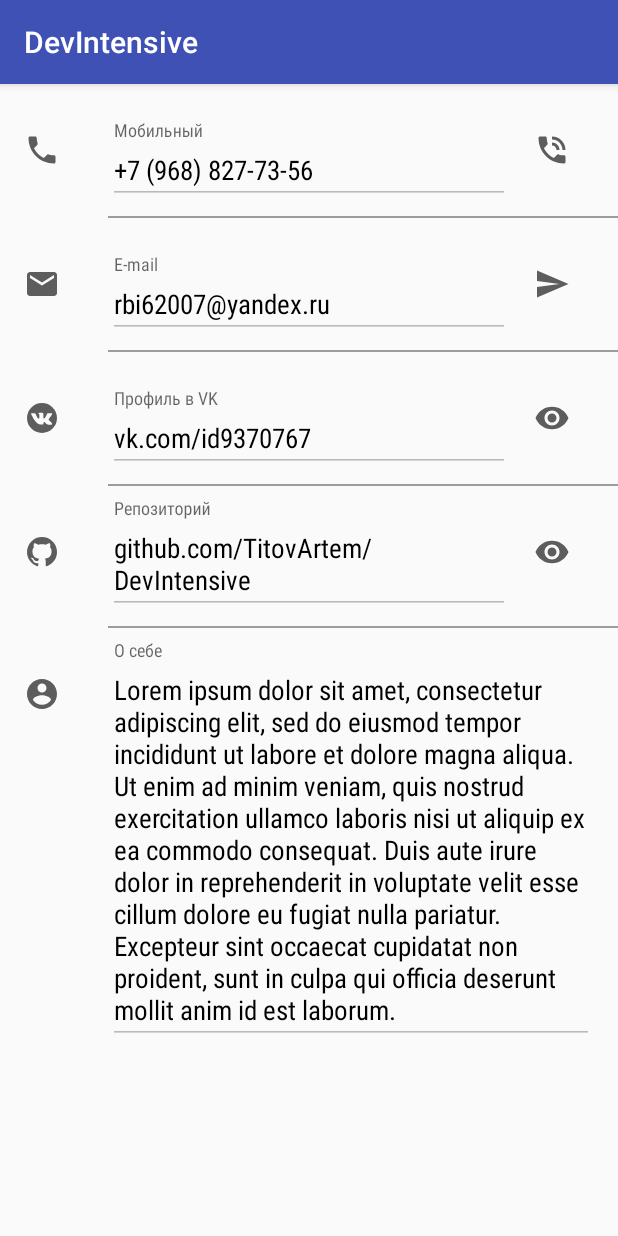
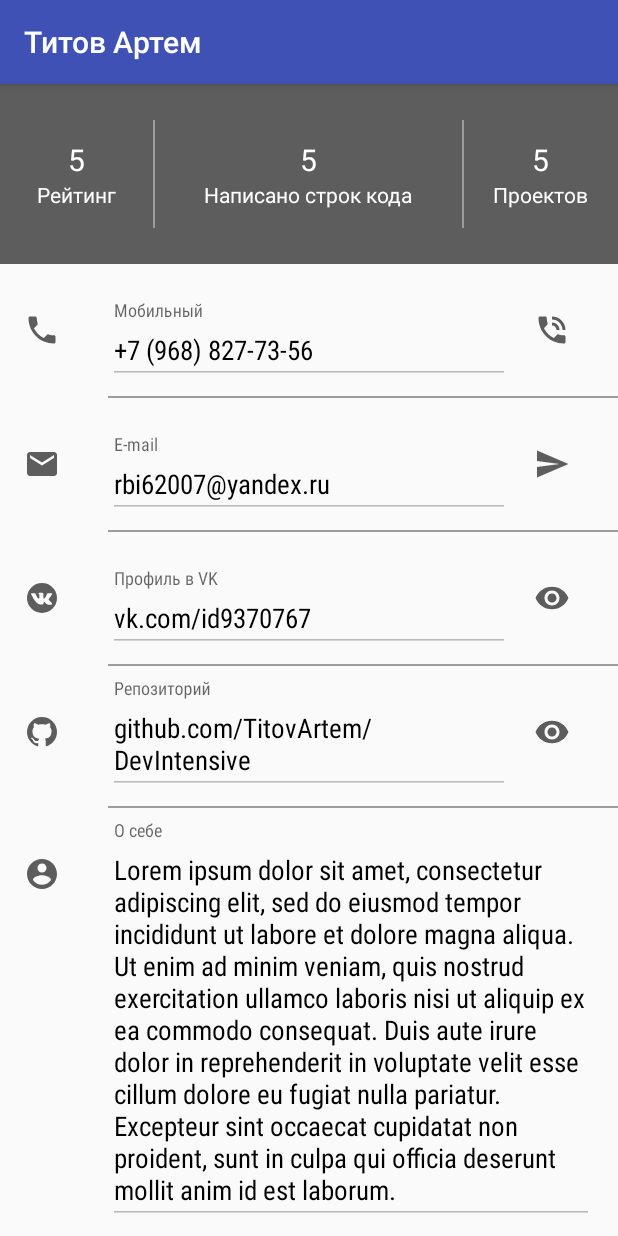
Before and after one commit to TitovArtem/DevIntensive, an Android app: the screen it shows after launch (MainActivity), on a phone screen of 412 x 824 dp. Run offline under Robolectric (Android 15) with nearby library versions, the phone set to English and light mode, and no system bars.

Commit message:
Add container with github stats.

```diff
--- a/app/src/main/res/layout/activity_main.xml
+++ b/app/src/main/res/layout/activity_main.xml
@@ -6,6 +6,46 @@
     android:orientation="vertical"
     tools:context=".ui.activities.MainActivity">
 
+    <!-- Container for repository stats -->
+    <LinearLayout
+        style="@style/main_activity_title_repository_stats_container">
+        <LinearLayout
+            style="@style/main_activity_title_repository_stats_cell">
+            <TextView
+                android:id="@+id/github_rating_tv"
+                style="@style/main_activity_title_info_text.value"
+                android:text="5"/>
+            <TextView
+                style="@style/main_activity_title_info_text.description"
+                android:text="@string/title_info_rating"/>
+        </LinearLayout>
+        <View style="@style/vertical_separate_line"/>
+
+        <LinearLayout
+            style="@style/main_activity_title_repository_stats_cell"
+            android:layout_weight="2">
+            <TextView
+                android:id="@+id/github_src_lines_tv"
+                style="@style/main_activity_title_info_text.value"
+                android:text="5"/>
+            <TextView
+                style="@style/main_activity_title_info_text.description"
+                android:text="@string/title_info_src_lines"/>
+        </LinearLayout>
+        <View style="@style/vertical_separate_line"/>
+
+        <LinearLayout
+            style="@style/main_activity_title_repository_stats_cell">
+            <TextView
+                android:id="@+id/github_projects_count_tv"
+                style="@style/main_activity_title_info_text.value"
+                android:text="5"/>
+            <TextView
+                style="@style/main_activity_title_info_text.description"
+                android:text="@string/title_info_projects_count"/>
+        </LinearLayout>
+    </LinearLayout>
+
     <!-- Phone number -->
     <LinearLayout
         style="@style/main_activity_info_line">
@@ -13,13 +53,13 @@
             style="@style/icon.left"
             android:src="@drawable/ic_call_black_24dp"/>
         <LinearLayout
-            style="@style/linear_layout_between_icons">
+            style="@style/main_activity_linear_layout_between_icons">
             <android.support.design.widget.TextInputLayout
                 android:layout_width="match_parent"
                 android:layout_height="wrap_content">
                 <EditText
                     android:id="@+id/phone_et"
-                    style="@style/edit_text_info"
+                    style="@style/main_activity_edit_text_info"
                     android:inputType="phone"
                     android:text="+7 (968) 827-73-56"
                     android:hint="@string/mobile_number_hint"/>
@@ -38,13 +78,13 @@
             style="@style/icon.left"
             android:src="@drawable/ic_email_black_24dp"/>
         <LinearLayout
-            style="@style/linear_layout_between_icons">
+            style="@style/main_activity_linear_layout_between_icons">
             <android.support.design.widget.TextInputLayout
                 android:layout_width="match_parent"
                 android:layout_height="wrap_content">
                 <EditText
                     android:id="@+id/mail_et"
-                    style="@style/edit_text_info"
+                    style="@style/main_activity_edit_text_info"
                     android:inputType="textMultiLine"
                     android:text="rbi62007@yandex.ru"
                     android:hint="@string/email_hint"/>
@@ -63,13 +103,13 @@
             style="@style/icon.left"
             android:src="@drawable/ic_vk_circle_24dp"/>
         <LinearLayout
-            style="@style/linear_layout_between_icons">
+            style="@style/main_activity_linear_layout_between_icons">
             <android.support.design.widget.TextInputLayout
                 android:layout_width="match_parent"
                 android:layout_height="wrap_content">
                 <EditText
                     android:id="@+id/vk_et"
-                    style="@style/edit_text_info"
+                    style="@style/main_activity_edit_text_info"
                     android:inputType="textMultiLine"
                     android:text="vk.com/id9370767"
                     android:hint="@string/vk_profile_hint"/>
@@ -88,13 +128,13 @@
             style="@style/icon.left"
             android:src="@drawable/ic_github_circle_24dp"/>
         <LinearLayout
-            style="@style/linear_layout_between_icons">
+            style="@style/main_activity_linear_layout_between_icons">
             <android.support.design.widget.TextInputLayout
                 android:layout_width="match_parent"
                 android:layout_height="wrap_content">
                 <EditText
                     android:id="@+id/github_et"
-                    style="@style/edit_text_info"
+                    style="@style/main_activity_edit_text_info"
                     android:inputType="textMultiLine"
                     android:text="github.com/TitovArtem/DevIntensive"
                     android:hint="@string/repository_hint"/>
@@ -113,14 +153,14 @@
             style="@style/icon.left"
             android:src="@drawable/ic_account_circle_black_24dp"/>
         <LinearLayout
-            style="@style/linear_layout_between_icons">
+            style="@style/main_activity_linear_layout_between_icons">
 
             <android.support.design.widget.TextInputLayout
                 android:layout_width="match_parent"
                 android:layout_height="wrap_content">
                 <EditText
                     android:id="@+id/about_et"
-                    style="@style/edit_text_info"
+                    style="@style/main_activity_edit_text_info"
                     android:inputType="textMultiLine"
                     android:text="@string/lorem_ipsum"
                     android:hint="@string/about_hint"/>
--- a/app/src/main/res/values/colors.xml
+++ b/app/src/main/res/values/colors.xml
@@ -7,4 +7,5 @@
     <color name="grey">#5d5d5d</color>
     <color name="grey_light">#9c9c9c</color>
     <color name="black">#000000</color>
+    <color name="white">#ffffff</color>
 </resources>
--- a/app/src/main/res/values/dimens.xml
+++ b/app/src/main/res/values/dimens.xml
@@ -15,5 +15,10 @@
     <dimen name="spacing_medium_32">32dp</dimen>
     <dimen name="spacing_large_56">56dp</dimen>
     <dimen name="spacing_larger_72">72dp</dimen>
+
+    <!-- Fonts -->
+    <dimen name="font_medium_20">20sp</dimen>
+    <dimen name="font_normal_14">14sp</dimen>
+
     <dimen name="line_size">1dp</dimen>
 </resources>
--- a/app/src/main/res/values/strings.xml
+++ b/app/src/main/res/values/strings.xml
@@ -1,5 +1,5 @@
 <resources>
-    <string name="app_name">DevIntensive</string>
+    <string name="app_name">Титов Артем</string>
     <string name="mobile_number_hint">Мобильный</string>
     <string name="email_hint">E-mail</string>
     <string name="vk_profile_hint">Профиль в VK</string>
@@ -12,4 +12,7 @@
         fugiat nulla pariatur. Excepteur sint occaecat cupidatat non proident, sunt in culpa qui
         officia deserunt mollit anim id est laborum.
     </string>
+    <string name="title_info_rating">Рейтинг</string>
+    <string name="title_info_src_lines">Написано строк кода</string>
+    <string name="title_info_projects_count">Проектов</string>
 </resources>
--- a/app/src/main/res/values/styles.xml
+++ b/app/src/main/res/values/styles.xml
@@ -33,7 +33,7 @@
         <item name="android:layout_marginBottom">@dimen/spacing_small_8</item>
     </style>
 
-    <style name="linear_layout_between_icons">
+    <style name="main_activity_linear_layout_between_icons">
         <item name="android:layout_width">0dp</item>
         <item name="android:layout_height">wrap_content</item>
         <item name="android:minHeight">@dimen/size_large_72</item>
@@ -44,7 +44,7 @@
         <item name="android:layout_marginRight">@dimen/spacing_normal_16</item>
     </style>
 
-    <style name="edit_text_info">
+    <style name="main_activity_edit_text_info">
         <item name="android:layout_width">match_parent</item>
         <item name="android:layout_height">wrap_content</item>
         <item name="android:enabled">false</item>
@@ -60,4 +60,42 @@
         <item name="android:background">@color/grey_light</item>
         <item name="android:layout_marginLeft">@dimen/spacing_larger_72</item>
     </style>
+
+    <style name="vertical_separate_line">
+        <item name="android:layout_height">match_parent</item>
+        <item name="android:layout_width">@dimen/line_size</item>
+        <item name="android:background">@color/grey_light</item>
+    </style>
+
+    <style name="main_activity_title_repository_stats_container">
+        <item name="android:layout_width">match_parent</item>
+        <item name="android:layout_height">wrap_content</item>
+        <item name="android:background">@color/grey</item>
+        <item name="android:orientation">horizontal</item>
+        <item name="android:paddingBottom">@dimen/spacing_medial_24</item>
+        <item name="android:paddingTop">@dimen/spacing_medial_24</item>
+    </style>
+
+    <style name="main_activity_title_repository_stats_cell">
+        <item name="android:layout_width">0dp</item>
+        <item name="android:layout_weight">1</item>
+        <item name="android:layout_height">@dimen/size_large_72</item>
+        <item name="android:gravity">center</item>
+        <item name="android:orientation">vertical</item>
+    </style>
+
+    <style name="main_activity_title_info_text">
+        <item name="android:layout_width">wrap_content</item>
+        <item name="android:layout_height">wrap_content</item>
+        <item name="android:textColor">@color/white</item>
+    </style>
+
+    <style name="main_activity_title_info_text.description">
+        <item name="android:textSize">@dimen/font_normal_14</item>
+    </style>
+
+    <style name="main_activity_title_info_text.value">
+        <item name="android:textSize">@dimen/font_medium_20</item>
+    </style>
+
 </resources>
```
